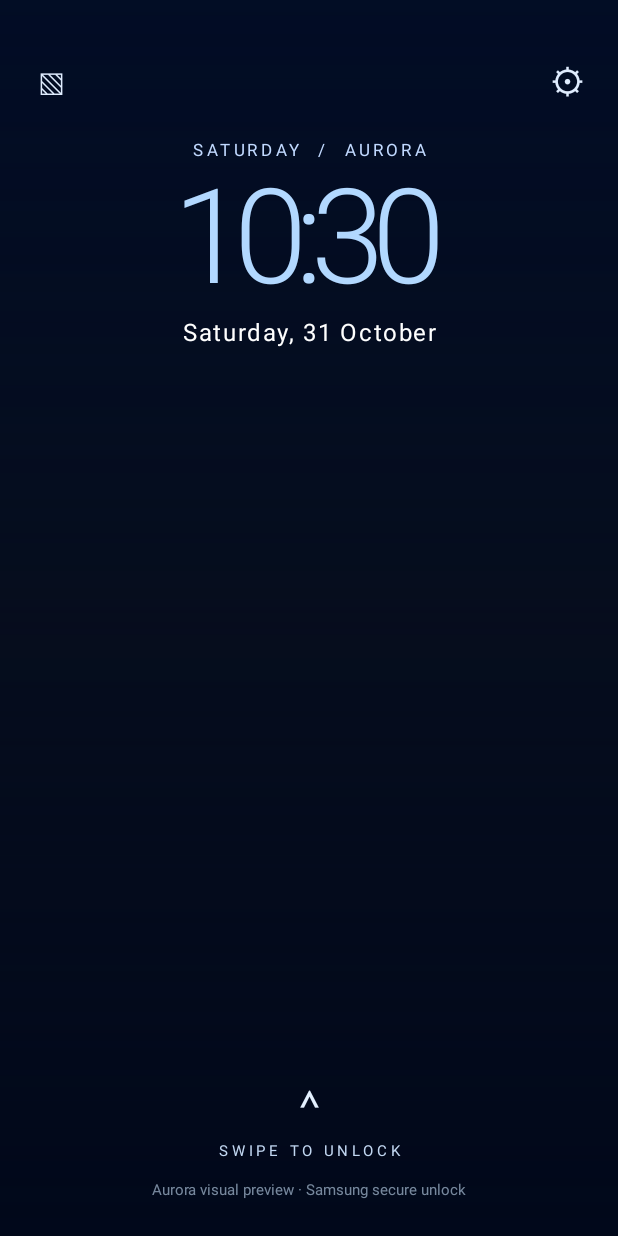
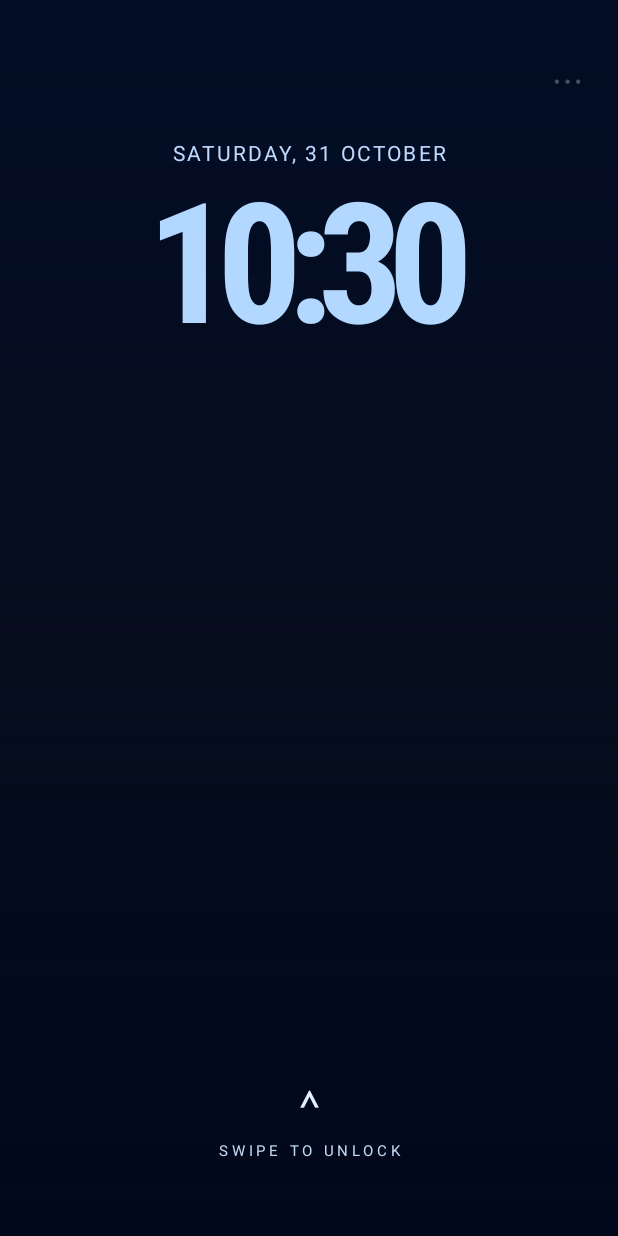
Before and after one commit to jollyboy95/HyperLauncher-Samsung, an Android app: the screen it shows after launch (AuroraActivity), on a phone screen of 412 x 824 dp. Run offline under Robolectric (Android 15) with nearby library versions, the light colour scheme and no system bars; pictures from the network do not load.

Commit message:
Move Aurora toward HyperOS 4 bold condensed clock and minimal lockscreen

```diff
--- a/compat/src/main/java/au/steve/hyperlauncher/compat/AuroraActivity.java
+++ b/compat/src/main/java/au/steve/hyperlauncher/compat/AuroraActivity.java
@@ -59,31 +59,31 @@ public final class AuroraActivity extends Activity {
         int pad = (int)(24 * getResources().getDisplayMetrics().density);
         content.setPadding(pad, (int)(92 * getResources().getDisplayMetrics().density), pad, pad);
         TextView heading = new TextView(this);
-        heading.setText(new SimpleDateFormat("EEEE", Locale.getDefault()).format(new Date()).toUpperCase(Locale.getDefault()) + "  /  AURORA");
+        heading.setText(new SimpleDateFormat("EEEE, d MMMM", Locale.getDefault()).format(new Date()).toUpperCase(Locale.getDefault()));
         heading.setTextColor(0xFFC1D9FF);
-        heading.setTextSize(11);
-        heading.setLetterSpacing(0.24f);
+        heading.setTextSize(14);
+        heading.setLetterSpacing(0.10f);
         heading.setGravity(Gravity.CENTER);
         content.addView(heading);
         clock = new TextView(this);
         clock.setTextColor(0xFFB2D8FF);
         clock.setLetterSpacing(-0.09f);
         clock.setIncludeFontPadding(false);
-        clock.setTypeface(Typeface.create("sans-serif-light", Typeface.NORMAL));
-        clock.setTextSize(prefs.getInt("clockSize", 88));
+        clock.setTypeface(Typeface.create("sans-serif-condensed", Typeface.BOLD));
+        clock.setTextSize(prefs.getInt("clockSize", 112));
         clock.setGravity(Gravity.CENTER);
         content.addView(clock);
         TextView date = new TextView(this);
-        date.setText(new SimpleDateFormat("EEEE, d MMMM", Locale.getDefault()).format(new Date()));
+        date.setText("");
         date.setTextColor(Color.WHITE);
-        date.setTextSize(16);
+        date.setTextSize(0);
         date.setLetterSpacing(0.07f);
         date.setGravity(Gravity.CENTER);
         content.addView(date);
         foreground = new ImageView(this);
         foreground.setScaleType(ImageView.ScaleType.FIT_CENTER);
         FrameLayout.LayoutParams fgParams = new FrameLayout.LayoutParams(-1, (int)(260 * getResources().getDisplayMetrics().density), Gravity.TOP);
-        fgParams.topMargin = (int)(135 * getResources().getDisplayMetrics().density);
+        fgParams.topMargin = (int)(110 * getResources().getDisplayMetrics().density);
         String cutout = prefs.getString("foreground", null);
         if (cutout != null) try { foreground.setImageURI(Uri.parse(cutout)); } catch (Exception ignored) {}
         // Overlay above clock; foreground must be a transparent PNG to create a depth illusion.
@@ -103,7 +103,7 @@ public final class AuroraActivity extends Activity {
         hint.setGravity(Gravity.CENTER);
         content.addView(hint);
         TextView note = new TextView(this);
-        note.setText("Aurora visual preview · Samsung secure unlock");
+        note.setText("");
         note.setTextColor(0x99C7DDF5);
         note.setTextSize(10);
         note.setGravity(Gravity.CENTER);
@@ -121,12 +121,13 @@ public final class AuroraActivity extends Activity {
         gearPosition.topMargin=(int)(32*getResources().getDisplayMetrics().density);
         gearPosition.rightMargin=pad/2;
         TextView gear=new TextView(this);
-        gear.setText("⚙");
+        gear.setText("⋯");
         gear.setTextColor(0xFFE0EDFF);
         gear.setTextSize(23);
         gear.setGravity(Gravity.CENTER);
         gear.setContentDescription("Aurora settings");
         gear.setOnClickListener(v->startActivity(new Intent(this,AuroraSettingsActivity.class)));
+        gear.setAlpha(0.30f);
         root.addView(gear,gearPosition);
         FrameLayout.LayoutParams photoPosition = new FrameLayout.LayoutParams((int)(44*getResources().getDisplayMetrics().density),(int)(44*getResources().getDisplayMetrics().density),Gravity.TOP|Gravity.LEFT);
         photoPosition.topMargin=gearPosition.topMargin;
@@ -143,6 +144,7 @@ public final class AuroraActivity extends Activity {
             i.addFlags(Intent.FLAG_GRANT_READ_URI_PERMISSION|Intent.FLAG_GRANT_PERSISTABLE_URI_PERMISSION);
             startActivityForResult(i,PICK_PHOTO);
         });
+        photo.setVisibility(View.GONE);
         root.addView(photo,photoPosition);
         root.addView(content, new FrameLayout.LayoutParams(-1, -1));
         root.addView(foreground, fgParams);
@@ -161,7 +163,7 @@ public final class AuroraActivity extends Activity {
     }
     @Override protected void onResume() {
         super.onResume();
-        if (clock != null) clock.setTextSize(prefs.getInt("clockSize",88));
+        if (clock != null) clock.setTextSize(prefs.getInt("clockSize",112));
         if (foreground != null) {
             String u=prefs.getString("foreground",null);
             foreground.setImageDrawable(null);
```
